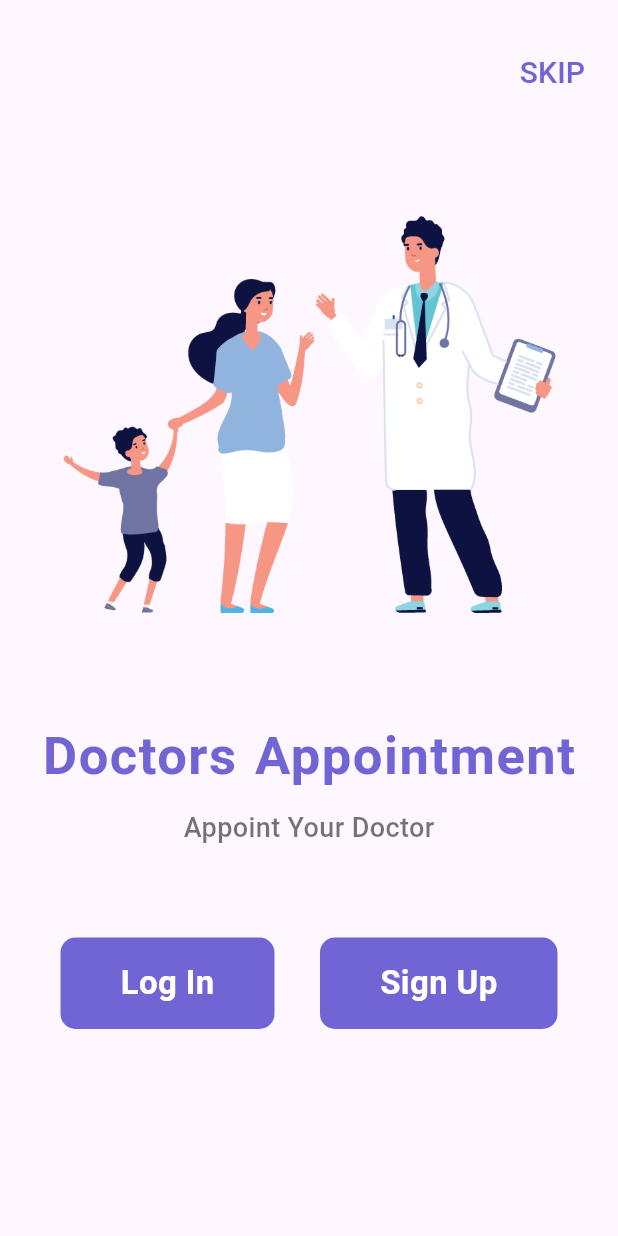
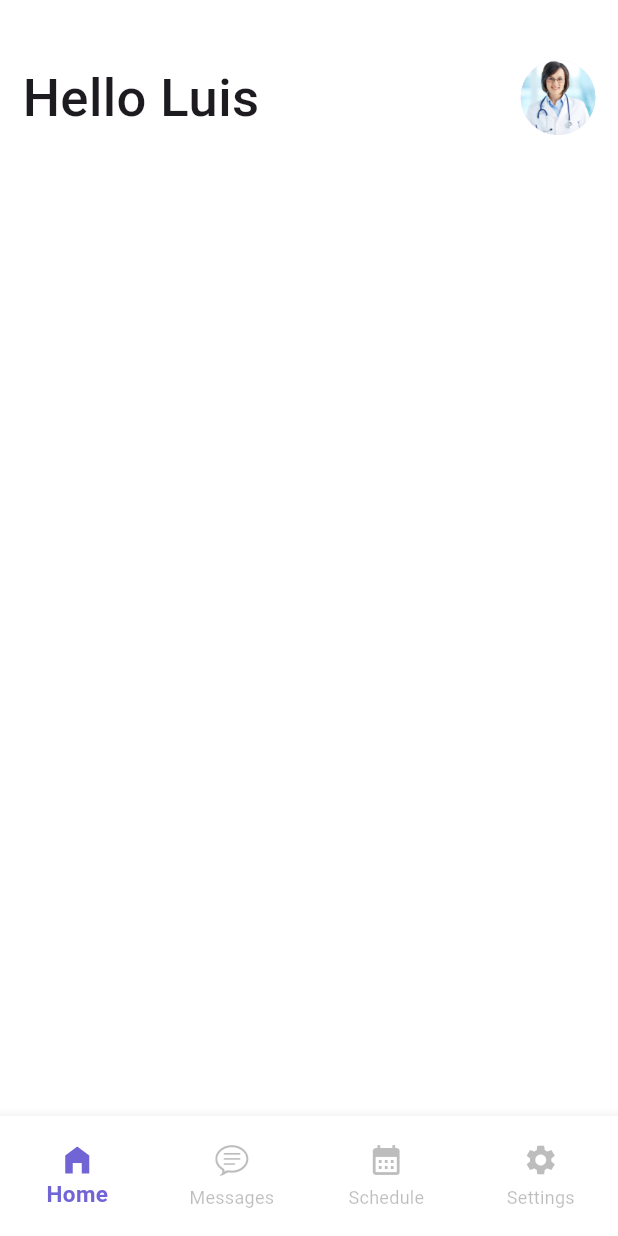
Before and after one commit to Luis0105/medical_healthcare, a Flutter app: the screen it shows after launch, after a tap on "SKIP", on a phone screen of 412 x 824 dp. Run offline on Flutter 3.47's test engine with Material 3 defaults, Android fonts, the phone set to English and light mode, and no system bars.

Commit message:
Second Commit

```diff
--- /dev/null
+++ b/lib/screens/home_screen.dart
@@ -0,0 +1,49 @@
+import 'package:flutter/material.dart';
+
+class HomeScreen extends StatelessWidget {
+  List symptoms = [
+    "Temperature",
+    "Snuffle",
+    "Fever",
+    "Couhg",
+    "Cold",
+  ];
+
+  List imgs = [
+    "doctor1.jpg",
+    "doctor2jpg",
+    "doctor3jpg",
+    "doctor4jpg",
+  ];
+
+  @override
+  Widget build(BuildContext context) {
+    return SingleChildScrollView(
+      padding: EdgeInsets.only(top: 40),
+      child: Column(
+        crossAxisAlignment: CrossAxisAlignment.start,
+        children: [
+          Padding(
+            padding: EdgeInsets.symmetric(horizontal: 15),
+            child: Row(
+              mainAxisAlignment: MainAxisAlignment.spaceBetween,
+              children: [
+                Text(
+                  "Hello Luis",
+                  style: TextStyle(
+                    fontSize: 35,
+                    fontWeight: FontWeight.w500,
+                  ),
+                ),
+                CircleAvatar(
+                  radius: 25,
+                  backgroundImage: AssetImage("images/doctor1.jpg"),
+                ),
+              ],
+            ),
+          ),
+        ],
+      ),
+    );
+  }
+}
--- a/lib/screens/welcome_screen.dart
+++ b/lib/screens/welcome_screen.dart
@@ -1,5 +1,7 @@
 import 'package:flutter/material.dart';
 import 'package:medical_healthcare/screens/login_screen.dart';
+import 'package:medical_healthcare/widgets/navbar_roots.dart';
+import 'package:medical_healthcare/screens/signup_screen.dart';
 
 class WelcomeScreen extends StatelessWidget {
   @override
@@ -17,7 +19,10 @@ class WelcomeScreen extends StatelessWidget {
               child: TextButton(
                 onPressed: () {
                   Navigator.push(
-                      context, MaterialPageRoute(builder: (context)));
+                      context,
+                      MaterialPageRoute(
+                        builder: (context) => NavbarRoots(),
+                      ));
                 },
                 child: Text(
                   "SKIP",
@@ -89,7 +94,7 @@ class WelcomeScreen extends StatelessWidget {
                       Navigator.push(
                           context,
                           MaterialPageRoute(
-                            builder: (context) => LoginScreen(),
+                            builder: (context) => SignUpScreen(),
                           ));
                     },
                     child: Padding(
--- /dev/null
+++ b/lib/widgets/navbar_roots.dart
@@ -0,0 +1,67 @@
+import 'package:flutter/cupertino.dart';
+import 'package:flutter/material.dart';
+import 'package:medical_healthcare/screens/home_screen.dart';
+
+class NavbarRoots extends StatefulWidget {
+  @override
+  State<NavbarRoots> createState() => _NavbarRootsState();
+}
+
+class _NavbarRootsState extends State<NavbarRoots> {
+  int _selectedIndex = 0;
+  final _screens = [
+    // Home Screen
+    HomeScreen(),
+    // Messages Screen
+    Container(),
+    // Schedule Screen
+    Container(),
+    // Settings Screen
+    Container(),
+  ];
+
+  @override
+  Widget build(BuildContext context) {
+    return Scaffold(
+      backgroundColor: Colors.white,
+      body: _screens[_selectedIndex],
+      bottomNavigationBar: Container(
+        height: 80,
+        child: BottomNavigationBar(
+          backgroundColor: Colors.white,
+          type: BottomNavigationBarType.fixed,
+          selectedItemColor: Color(0xFF7165D6),
+          unselectedItemColor: Colors.black26,
+          selectedLabelStyle: TextStyle(
+            fontWeight: FontWeight.bold,
+            fontSize: 15,
+          ),
+          currentIndex: _selectedIndex,
+          onTap: (index) {
+            setState(() {
+              _selectedIndex = index;
+            });
+          },
+          items: [
+            BottomNavigationBarItem(
+              icon: Icon(Icons.home_filled),
+              label: "Home",
+            ),
+            BottomNavigationBarItem(
+              icon: Icon(CupertinoIcons.chat_bubble_text),
+              label: "Messages",
+            ),
+            BottomNavigationBarItem(
+              icon: Icon(Icons.calendar_month),
+              label: "Schedule",
+            ),
+            BottomNavigationBarItem(
+              icon: Icon(Icons.settings),
+              label: "Settings",
+            ),
+          ],
+        ),
+      ),
+    );
+  }
+}
```
Also changed, not shown: lib/screens/login_screen.dart (+49 -6 lines), lib/screens/signup_screen.dart (added, +149 -0 lines).
